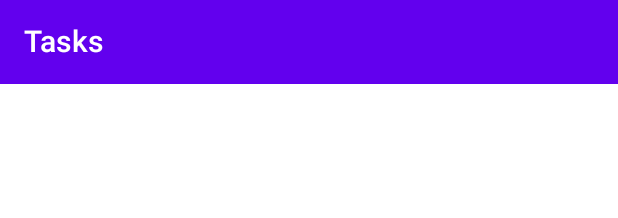
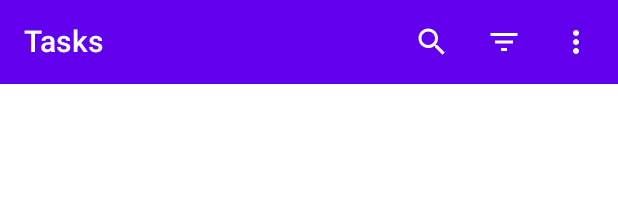
Before and after one commit to phinion8/TODOZen, an Android app built with Jetpack Compose: the @Preview function DefaultAppBarPreview, on a phone screen of 412 x 824 dp. Shown: the top 218 px of the screen. Run offline under Robolectric (Android 15) with nearby library versions, the phone set to English and light mode, and no system bars.

Commit message:
commit 4

```diff
--- a/app/src/main/java/com/dayscode/todojpc/navigation/destinations/ListComposable.kt
+++ b/app/src/main/java/com/dayscode/todojpc/navigation/destinations/ListComposable.kt
@@ -9,7 +9,7 @@ import com.dayscode.todojpc.util.Constants.LIST_ARGUMENT_KEY
 import com.dayscode.todojpc.util.Constants.LIST_SCREEN
 
 fun NavGraphBuilder.listComposable(
-    navigateToTaskScreen : (Int) -> Unit
+    navigateToTaskScreen : (taskId: Int) -> Unit
 ){
     composable(
         route = LIST_SCREEN,
--- a/app/src/main/java/com/dayscode/todojpc/ui/screens/list/ListAppBar.kt
+++ b/app/src/main/java/com/dayscode/todojpc/ui/screens/list/ListAppBar.kt
@@ -1,31 +1,151 @@
 package com.dayscode.todojpc.ui.screens.list
 
-import androidx.compose.material.MaterialTheme
-import androidx.compose.material.Text
-import androidx.compose.material.TopAppBar
+import androidx.compose.foundation.layout.padding
+import androidx.compose.material.*
+import androidx.compose.material.icons.Icons
+import androidx.compose.material.icons.filled.Menu
+import androidx.compose.material.icons.filled.MoreVert
+import androidx.compose.material.icons.filled.Search
 import androidx.compose.runtime.Composable
+import androidx.compose.runtime.getValue
+import androidx.compose.runtime.mutableStateOf
+import androidx.compose.runtime.remember
+import androidx.compose.runtime.getValue
+import androidx.compose.runtime.setValue
+import androidx.compose.ui.Modifier
+import androidx.compose.ui.graphics.vector.ImageVector
+import androidx.compose.ui.res.painterResource
 import androidx.compose.ui.tooling.preview.Preview
+import com.dayscode.todojpc.components.PriorityItem
+import com.dayscode.todojpc.data.models.Priority
+import com.dayscode.todojpc.ui.theme.LARGE_PADDING
+import com.dayscode.todojpc.ui.theme.Typography
 import com.dayscode.todojpc.ui.theme.topAppBarBackgroundColor
 import com.dayscode.todojpc.ui.theme.topAppBarContentColor
+import kotlin.math.exp
 
 @Composable
-fun ListAppBar() {
+fun ListAppBar(
 
-    DefaultListAppBar()
+) {
+
+    DefaultListAppBar(onSearchClicked = { }, onSortClicked = { }, onDeleteClicked = {})
 }
 
 @Composable
-fun DefaultListAppBar() {
-    TopAppBar(
-        title = {
-            Text(text = "Tasks", color = MaterialTheme.colors.topAppBarContentColor)
-        },
-        backgroundColor = MaterialTheme.colors.topAppBarBackgroundColor
+fun DefaultListAppBar(
+    onSearchClicked: () -> Unit,
+    onSortClicked: (Priority) -> Unit,
+    onDeleteClicked: () -> Unit
+) {
+    TopAppBar(title = {
+        Text(text = "Tasks", color = MaterialTheme.colors.topAppBarContentColor)
+    }, actions = {
+
+        ListAppBarActions(
+            onSearchClicked = onSearchClicked,
+            onSortClicked = onSortClicked,
+            onDeleteClicked = onDeleteClicked
+        )
+
+    }, backgroundColor = MaterialTheme.colors.topAppBarBackgroundColor
     )
+}
+
+@Composable
+fun ListAppBarActions(
+    onSearchClicked: () -> Unit,
+    onSortClicked: (Priority) -> Unit,
+    onDeleteClicked: () -> Unit
+) {
+
+    SearchAction(onSearchClicked = onSearchClicked)
+    SortAction(onSortClicked = onSortClicked)
+    DeleteAllAction(onDeleteClicked = onDeleteClicked)
+}
+
+@Composable
+fun SearchAction(
+    onSearchClicked: () -> Unit
+) {
+
+    IconButton(onClick = { onSearchClicked() }) {
+        Icon(
+            imageVector = Icons.Filled.Search,
+            contentDescription = "Search Tasks",
+            tint = MaterialTheme.colors.topAppBarContentColor
+        )
+
+    }
+}
+
+@Composable
+fun SortAction(
+    onSortClicked: (Priority) -> Unit
+) {
+    var expanded by remember {
+        mutableStateOf(false) //by default the drop down menu will not be in the expanded state
+    }
+    IconButton(
+        onClick = { expanded = true }) {
+        Icon(
+            painter = painterResource(id = com.dayscode.todojpc.R.drawable.ic_filter_list),
+            contentDescription = "Sort Tasks",
+            tint = MaterialTheme.colors.topAppBarContentColor
+        )
+        DropdownMenu(expanded = expanded, onDismissRequest = { expanded = false }) {
+            DropdownMenuItem(onClick = {
+                onSortClicked(Priority.LOW)
+                expanded = false
+            }) {
+                PriorityItem(priority = Priority.LOW)
+            }
+            DropdownMenuItem(onClick = {
+                onSortClicked(Priority.HIGH)
+                expanded = false
+            }) {
+                PriorityItem(priority = Priority.HIGH)
+            }
+            DropdownMenuItem(onClick = {
+                onSortClicked(Priority.NONE)
+                expanded = false
+            }) {
+                PriorityItem(priority = Priority.NONE)
+
+            }
+        }
+    }
+
+}
+
+@Composable
+fun DeleteAllAction(
+    onDeleteClicked: () -> Unit
+) {
+    var expanded by remember {
+        mutableStateOf(false)
+    }
+    IconButton(onClick = { expanded = true }) {
+        Icon(imageVector = Icons.Filled.MoreVert, contentDescription = "Delete All Tasks",
+        tint = MaterialTheme.colors.topAppBarContentColor)
+        DropdownMenu(expanded = expanded, onDismissRequest = { expanded = false }) {
+            DropdownMenuItem(onClick = {
+                expanded = false
+                onDeleteClicked()
+            }) {
+                Text(
+                    modifier = Modifier.padding(LARGE_PADDING), text = "Delete All",
+                    style = Typography.subtitle2
+                )
+
+            }
+        }
+    }
+
 }
 
 @Composable
 @Preview
 private fun DefaultAppBarPreview() {
-    DefaultListAppBar()
+    DefaultListAppBar(onSearchClicked = {}, onSortClicked = {}, onDeleteClicked = {})
 }
--- /dev/null
+++ b/app/src/main/res/drawable/ic_filter_list.xml
@@ -0,0 +1,5 @@
+<vector android:height="24dp" android:tint="#000000"
+    android:viewportHeight="24" android:viewportWidth="24"
+    android:width="24dp" xmlns:android="http://schemas.android.com/apk/res/android">
+    <path android:fillColor="@android:color/white" android:pathData="M10,18h4v-2h-4v2zM3,6v2h18L21,6L3,6zM6,13h12v-2L6,11v2z"/>
+</vector>
```
Also changed, not shown: app/src/main/java/com/dayscode/todojpc/components/PriorityItem.kt (added, +35 -0 lines), app/src/main/java/com/dayscode/todojpc/ui/screens/list/ListScreen.kt (+7 -3 lines), app/src/main/java/com/dayscode/todojpc/ui/theme/Dimensions.kt (added, +9 -0 lines).
